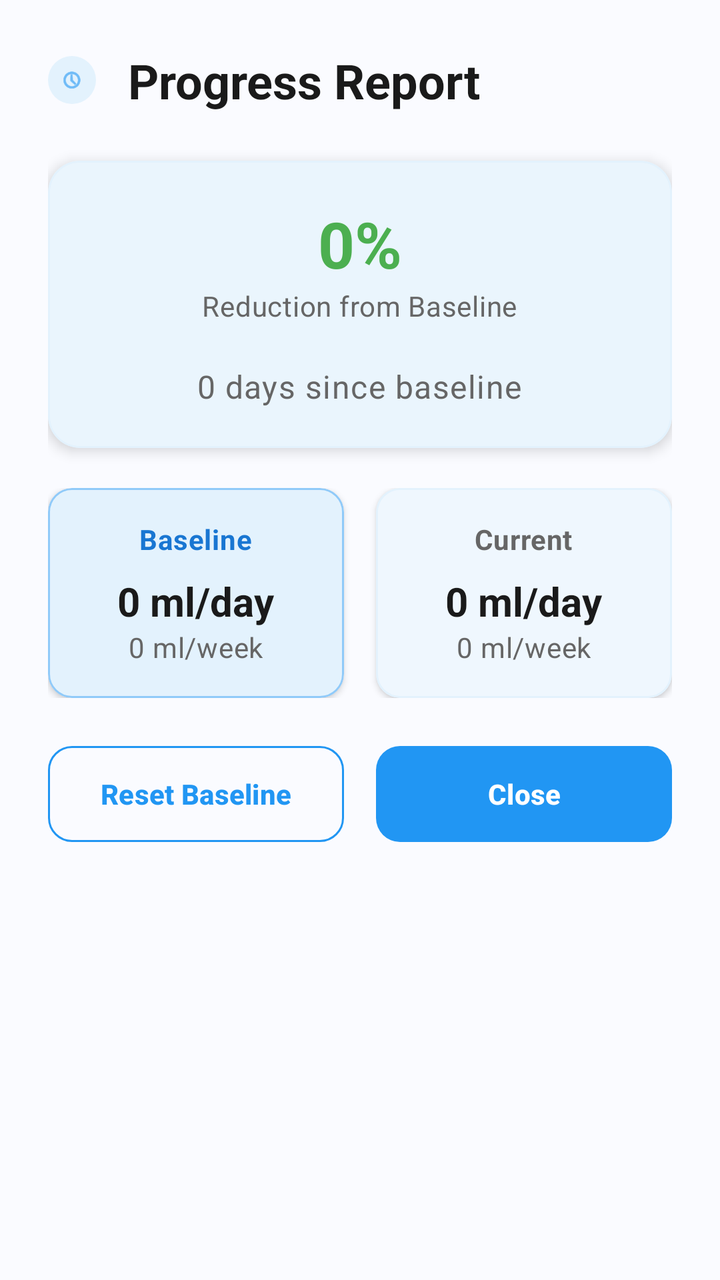
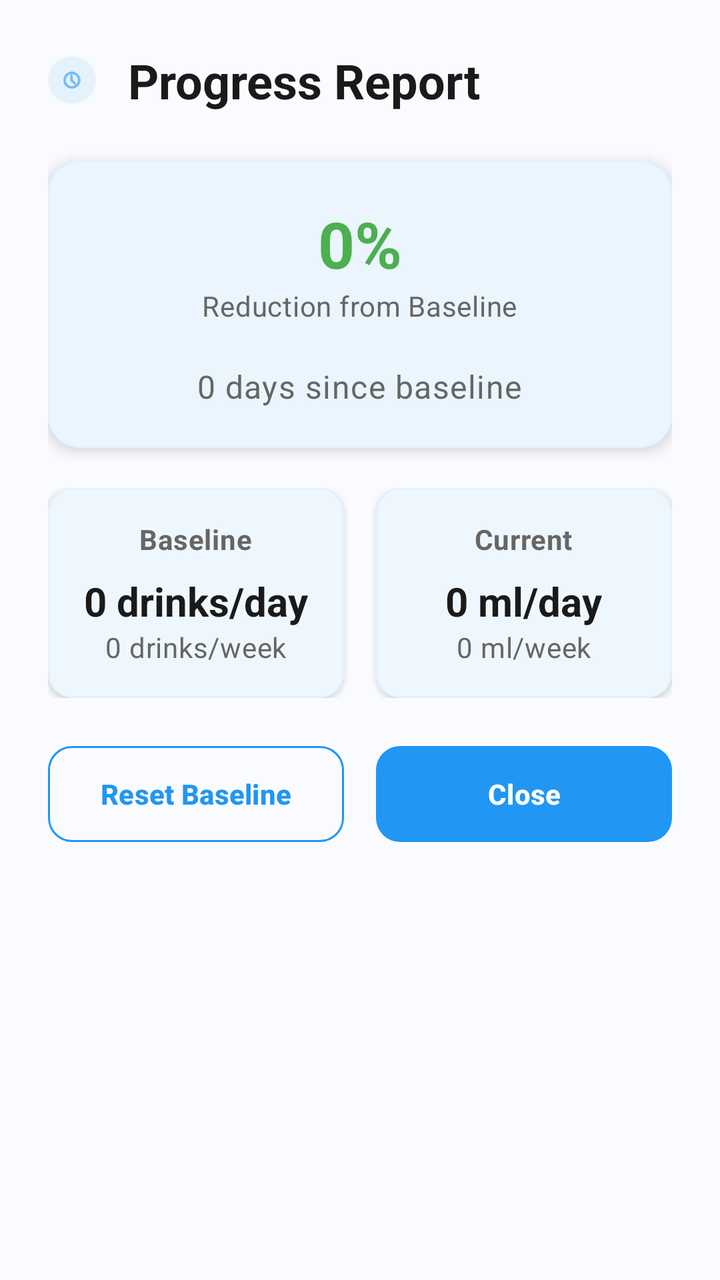

Two renders of the same Android screen: before a commit and after it. Below are the layout's source before the change and the commit's diff.
<!-- AndroidManifest.xml: application theme Theme.BrewLog -->
<!-- res/layout/dialog_progress_metrics.xml -->
<?xml version="1.0" encoding="utf-8"?>
<LinearLayout xmlns:android="http://schemas.android.com/apk/res/android"
    xmlns:app="http://schemas.android.com/apk/res-auto"
    android:layout_width="match_parent"
    android:layout_height="wrap_content"
    android:background="@color/background"
    android:orientation="vertical"
    android:padding="24dp">

    
    <LinearLayout
        android:layout_width="match_parent"
        android:layout_height="wrap_content"
        android:layout_marginBottom="24dp"
        android:gravity="center_vertical"
        android:orientation="horizontal">

        <ImageView
            android:layout_width="24dp"
            android:layout_height="24dp"
            android:layout_marginEnd="16dp"
            android:background="@drawable/ic_circle_background"
            android:padding="6dp"
            android:src="@android:drawable/ic_menu_recent_history"
            app:tint="@color/blue_500" />

        <TextView
            android:layout_width="0dp"
            android:layout_height="wrap_content"
            android:layout_weight="1"
            android:text="Progress Report"
            android:textAppearance="@style/TextAppearance.BrewLog.Headline"
            android:textColor="@color/text_primary" />

    </LinearLayout>

    
    <com.google.android.material.card.MaterialCardView
        android:layout_width="match_parent"
        android:layout_height="wrap_content"
        android:layout_marginBottom="20dp"
        app:cardBackgroundColor="@color/surface"
        app:cardCornerRadius="16dp"
        app:cardElevation="4dp"
        app:strokeColor="@color/border"
        app:strokeWidth="1dp">

        <LinearLayout
            android:layout_width="match_parent"
            android:layout_height="wrap_content"
            android:orientation="vertical"
            android:padding="20dp">

            
            <LinearLayout
                android:layout_width="match_parent"
                android:layout_height="wrap_content"
                android:layout_marginBottom="20dp"
                android:gravity="center"
                android:orientation="vertical">

                <TextView
                    android:id="@+id/tv_reduction_percentage"
                    android:layout_width="wrap_content"
                    android:layout_height="wrap_content"
                    android:text="0%"
                    android:textAppearance="@style/TextAppearance.BrewLog.Headline"
                    android:textColor="@color/success"
                    android:textSize="32sp"
                    android:textStyle="bold" />

                <TextView
                    android:layout_width="wrap_content"
                    android:layout_height="wrap_content"
                    android:text="Reduction from Baseline"
                    android:textAppearance="@style/TextAppearance.BrewLog.Caption"
                    android:textColor="@color/text_secondary" />

            </LinearLayout>

            
            <TextView
                android:id="@+id/tv_days_since_baseline"
                android:layout_width="wrap_content"
                android:layout_height="wrap_content"
                android:layout_gravity="center"
                android:text="0 days since baseline"
                android:textAppearance="@style/TextAppearance.BrewLog.Body"
                android:textColor="@color/text_secondary" />

        </LinearLayout>

    </com.google.android.material.card.MaterialCardView>

    
    <LinearLayout
        android:layout_width="match_parent"
        android:layout_height="wrap_content"
        android:layout_marginBottom="20dp"
        android:orientation="horizontal">

        
        <com.google.android.material.card.MaterialCardView
            android:layout_width="0dp"
            android:layout_height="wrap_content"
            android:layout_marginEnd="8dp"
            android:layout_weight="1"
            app:cardBackgroundColor="@color/blue_50"
            app:cardCornerRadius="12dp"
            app:cardElevation="2dp"
            app:strokeColor="@color/blue_200"
            app:strokeWidth="1dp">

            <LinearLayout
                android:layout_width="match_parent"
                android:layout_height="wrap_content"
                android:orientation="vertical"
                android:padding="16dp">

                <TextView
                    android:layout_width="wrap_content"
                    android:layout_height="wrap_content"
                    android:layout_gravity="center_horizontal"
                    android:layout_marginBottom="8dp"
                    android:text="Baseline"
                    android:textAppearance="@style/TextAppearance.BrewLog.Caption"
                    android:textColor="@color/blue_700"
                    android:textStyle="bold" />

                <TextView
                    android:id="@+id/tv_baseline_daily"
                    android:layout_width="wrap_content"
                    android:layout_height="wrap_content"
                    android:layout_gravity="center_horizontal"
                    android:text="0 ml/day"
                    android:textAppearance="@style/TextAppearance.BrewLog.Title"
                    android:textColor="@color/text_primary" />

                <TextView
                    android:id="@+id/tv_baseline_weekly"
                    android:layout_width="wrap_content"
                    android:layout_height="wrap_content"
                    android:layout_gravity="center_horizontal"
                    android:text="0 ml/week"
                    android:textAppearance="@style/TextAppearance.BrewLog.Caption"
                    android:textColor="@color/text_secondary" />


            </LinearLayout>

        </com.google.android.material.card.MaterialCardView>

        
        <com.google.android.material.card.MaterialCardView
            android:layout_width="0dp"
            android:layout_height="wrap_content"
            android:layout_marginStart="8dp"
            android:layout_weight="1"
            app:cardBackgroundColor="@color/surface"
            app:cardCornerRadius="12dp"
            app:cardElevation="2dp"
            app:strokeColor="@color/border"
            app:strokeWidth="1dp">

            <LinearLayout
                android:layout_width="match_parent"
                android:layout_height="wrap_content"
                android:orientation="vertical"
                android:padding="16dp">

                <TextView
                    android:layout_width="wrap_content"
                    android:layout_height="wrap_content"
                    android:layout_gravity="center_horizontal"
                    android:layout_marginBottom="8dp"
                    android:text="Current"
                    android:textAppearance="@style/TextAppearance.BrewLog.Caption"
                    android:textColor="@color/text_secondary"
                    android:textStyle="bold" />

                <TextView
                    android:id="@+id/tv_current_daily"
                    android:layout_width="wrap_content"
                    android:layout_height="wrap_content"
                    android:layout_gravity="center_horizontal"
                    android:text="0 ml/day"
                    android:textAppearance="@style/TextAppearance.BrewLog.Title"
                    android:textColor="@color/text_primary" />

                <TextView
                    android:id="@+id/tv_current_weekly"
                    android:layout_width="wrap_content"
                    android:layout_height="wrap_content"
                    android:layout_gravity="center_horizontal"
                    android:text="0 ml/week"
                    android:textAppearance="@style/TextAppearance.BrewLog.Caption"
                    android:textColor="@color/text_secondary" />


            </LinearLayout>

        </com.google.android.material.card.MaterialCardView>

    </LinearLayout>


    
    <LinearLayout
        android:layout_width="match_parent"
        android:layout_height="wrap_content"
        android:orientation="horizontal">

        <com.google.android.material.button.MaterialButton
            android:id="@+id/btn_reset_baseline"
            android:layout_width="0dp"
            android:layout_height="56dp"
            android:layout_marginEnd="8dp"
            android:layout_weight="1"
            android:text="Reset Baseline"
            android:textSize="14sp"
            android:textStyle="bold"
            app:cornerRadius="12dp"
            style="@style/Widget.BrewLog.Button.Outlined" />

        <com.google.android.material.button.MaterialButton
            android:id="@+id/btn_close"
            android:layout_width="0dp"
            android:layout_height="56dp"
            android:layout_marginStart="8dp"
            android:layout_weight="1"
            android:text="Close"
            android:textSize="14sp"
            android:textStyle="bold"
            app:cornerRadius="12dp"
            style="@style/Widget.BrewLog.Button" />

    </LinearLayout>

</LinearLayout>
<!-- resources referenced by this layout -->
<resources>
  <color name="background">#FAFBFF</color>
  <color name="blue_200">#90CAF9</color>
  <color name="blue_50">#E3F2FD</color>
  <color name="blue_500">#2196F3</color>
  <color name="blue_700">#1976D2</color>
  <color name="border">#E3F2FD</color>
  <color name="success">#4CAF50</color>
  <color name="surface">#FFFFFF</color>
  <color name="text_primary">#1A1A1A</color>
  <color name="text_secondary">#666666</color>
  <!-- drawable ic_circle_background (drawable) -->
  <?xml version="1.0" encoding="utf-8"?>
  <shape xmlns:android="http://schemas.android.com/apk/res/android"
      android:shape="oval">
      <solid android:color="@color/blue_50" />
      <size
          android:width="40dp"
          android:height="40dp" />
  </shape>
  <style name="TextAppearance.BrewLog.Body" parent="TextAppearance.Material3.BodyLarge">
          <item name="android:textColor">@color/text_secondary</item>
          <item name="android:textSize">16sp</item>
      </style>
  <style name="TextAppearance.BrewLog.Caption" parent="TextAppearance.Material3.BodyMedium">
          <item name="android:textColor">@color/text_hint</item>
          <item name="android:textSize">14sp</item>
      </style>
  <style name="TextAppearance.BrewLog.Headline" parent="TextAppearance.Material3.HeadlineMedium">
          <item name="android:textColor">@color/text_primary</item>
          <item name="android:textSize">24sp</item>
          <item name="android:textStyle">bold</item>
      </style>
  <style name="TextAppearance.BrewLog.Title" parent="TextAppearance.Material3.TitleLarge">
          <item name="android:textColor">@color/text_primary</item>
          <item name="android:textSize">20sp</item>
          <item name="android:textStyle">bold</item>
      </style>
  <style name="Widget.BrewLog.Button" parent="Widget.Material3.Button">
          <item name="android:textColor">@color/white</item>
          <item name="backgroundTint">@color/blue_500</item>
          <item name="cornerRadius">24dp</item>
          <item name="android:paddingStart">24dp</item>
          <item name="android:paddingEnd">24dp</item>
          <item name="android:paddingTop">12dp</item>
          <item name="android:paddingBottom">12dp</item>
          <item name="android:textSize">14sp</item>
          <item name="android:textStyle">bold</item>
      </style>
  <style name="Widget.BrewLog.Button.Outlined" parent="Widget.Material3.Button.OutlinedButton">
          <item name="android:textColor">@color/blue_500</item>
          <item name="strokeColor">@color/blue_500</item>
          <item name="cornerRadius">24dp</item>
          <item name="android:paddingStart">24dp</item>
          <item name="android:paddingEnd">24dp</item>
          <item name="android:paddingTop">12dp</item>
          <item name="android:paddingBottom">12dp</item>
          <item name="android:textSize">14sp</item>
          <item name="android:textStyle">bold</item>
      </style>
  <color name="text_hint">#BDBDBD</color>
  <color name="white">#FFFFFF</color>
  <color name="accent">#03DAC6</color>
  <color name="accent_dark">#018786</color>
  <color name="black">#000000</color>
  <color name="surface_variant">#F5F7FF</color>
  <color name="text_on_surface">#1A1A1A</color>
  <color name="card_background">#FFFFFF</color>
  <style name="Widget.BrewLog.TextInputLayout.OutlinedBox" parent="Widget.Material3.TextInputLayout.OutlinedBox">
          <item name="boxBackgroundMode">filled</item>
          <item name="boxBackgroundColor">@color/input_background</item>
          <item name="boxCornerRadiusBottomEnd">12dp</item>
          <item name="boxCornerRadiusBottomStart">12dp</item>
          <item name="boxCornerRadiusTopEnd">12dp</item>
          <item name="boxCornerRadiusTopStart">12dp</item>
          <item name="boxStrokeColor">@color/blue_500</item>
          <item name="hintTextColor">@color/blue_500</item>
      </style>
  <color name="input_background">#F8F9FF</color>
</resources>

<!-- the commit's change to res/layout/dialog_progress_metrics.xml (unified diff, before → after) -->
@@ -105,57 +105,6 @@
             android:layout_height="wrap_content"
             android:layout_marginEnd="8dp"
             android:layout_weight="1"
-            app:cardBackgroundColor="@color/blue_50"
-            app:cardCornerRadius="12dp"
-            app:cardElevation="2dp"
-            app:strokeColor="@color/blue_200"
-            app:strokeWidth="1dp">
-
-            <LinearLayout
-                android:layout_width="match_parent"
-                android:layout_height="wrap_content"
-                android:orientation="vertical"
-                android:padding="16dp">
-
-                <TextView
-                    android:layout_width="wrap_content"
-                    android:layout_height="wrap_content"
-                    android:layout_gravity="center_horizontal"
-                    android:layout_marginBottom="8dp"
-                    android:text="Baseline"
-                    android:textAppearance="@style/TextAppearance.BrewLog.Caption"
-                    android:textColor="@color/blue_700"
-                    android:textStyle="bold" />
-
-                <TextView
-                    android:id="@+id/tv_baseline_daily"
-                    android:layout_width="wrap_content"
-                    android:layout_height="wrap_content"
-                    android:layout_gravity="center_horizontal"
-                    android:text="0 ml/day"
-                    android:textAppearance="@style/TextAppearance.BrewLog.Title"
-                    android:textColor="@color/text_primary" />
-
-                <TextView
-                    android:id="@+id/tv_baseline_weekly"
-                    android:layout_width="wrap_content"
-                    android:layout_height="wrap_content"
-                    android:layout_gravity="center_horizontal"
-                    android:text="0 ml/week"
-                    android:textAppearance="@style/TextAppearance.BrewLog.Caption"
-                    android:textColor="@color/text_secondary" />
-
-
-            </LinearLayout>
-
-        </com.google.android.material.card.MaterialCardView>
-
-        
-        <com.google.android.material.card.MaterialCardView
-            android:layout_width="0dp"
-            android:layout_height="wrap_content"
-            android:layout_marginStart="8dp"
-            android:layout_weight="1"
             app:cardBackgroundColor="@color/surface"
             app:cardCornerRadius="12dp"
             app:cardElevation="2dp"
@@ -173,6 +122,57 @@
                     android:layout_height="wrap_content"
                     android:layout_gravity="center_horizontal"
                     android:layout_marginBottom="8dp"
+                    android:text="Baseline"
+                    android:textAppearance="@style/TextAppearance.BrewLog.Caption"
+                    android:textColor="@color/text_secondary"
+                    android:textStyle="bold" />
+
+                <TextView
+                    android:id="@+id/tv_baseline_daily"
+                    android:layout_width="wrap_content"
+                    android:layout_height="wrap_content"
+                    android:layout_gravity="center_horizontal"
+                    android:text="0 drinks/day"
+                    android:textAppearance="@style/TextAppearance.BrewLog.Title"
+                    android:textColor="@color/text_primary" />
+
+                <TextView
+                    android:id="@+id/tv_baseline_weekly"
+                    android:layout_width="wrap_content"
+                    android:layout_height="wrap_content"
+                    android:layout_gravity="center_horizontal"
+                    android:text="0 drinks/week"
+                    android:textAppearance="@style/TextAppearance.BrewLog.Caption"
+                    android:textColor="@color/text_secondary" />
+
+
+            </LinearLayout>
+
+        </com.google.android.material.card.MaterialCardView>
+
+        
+        <com.google.android.material.card.MaterialCardView
+            android:layout_width="0dp"
+            android:layout_height="wrap_content"
+            android:layout_marginStart="8dp"
+            android:layout_weight="1"
+            app:cardBackgroundColor="@color/surface"
+            app:cardCornerRadius="12dp"
+            app:cardElevation="2dp"
+            app:strokeColor="@color/border"
+            app:strokeWidth="1dp">
+
+            <LinearLayout
+                android:layout_width="match_parent"
+                android:layout_height="wrap_content"
+                android:orientation="vertical"
+                android:padding="16dp">
+
+                <TextView
+                    android:layout_width="wrap_content"
+                    android:layout_height="wrap_content"
+                    android:layout_gravity="center_horizontal"
+                    android:layout_marginBottom="8dp"
                     android:text="Current"
                     android:textAppearance="@style/TextAppearance.BrewLog.Caption"
                     android:textColor="@color/text_secondary"
<!-- resource entries referenced after the edit -->
@@ -1,10 +1,7 @@
 <!-- resources referenced by this layout -->
 <resources>
   <color name="background">#FAFBFF</color>
-  <color name="blue_200">#90CAF9</color>
-  <color name="blue_50">#E3F2FD</color>
   <color name="blue_500">#2196F3</color>
-  <color name="blue_700">#1976D2</color>
   <color name="border">#E3F2FD</color>
   <color name="success">#4CAF50</color>
   <color name="surface">#FFFFFF</color>
@@ -59,8 +56,10 @@
           <item name="android:textSize">14sp</item>
           <item name="android:textStyle">bold</item>
       </style>
+  <color name="blue_50">#E3F2FD</color>
   <color name="text_hint">#BDBDBD</color>
   <color name="white">#FFFFFF</color>
+  <color name="blue_700">#1976D2</color>
   <color name="accent">#03DAC6</color>
   <color name="accent_dark">#018786</color>
   <color name="black">#000000</color>
